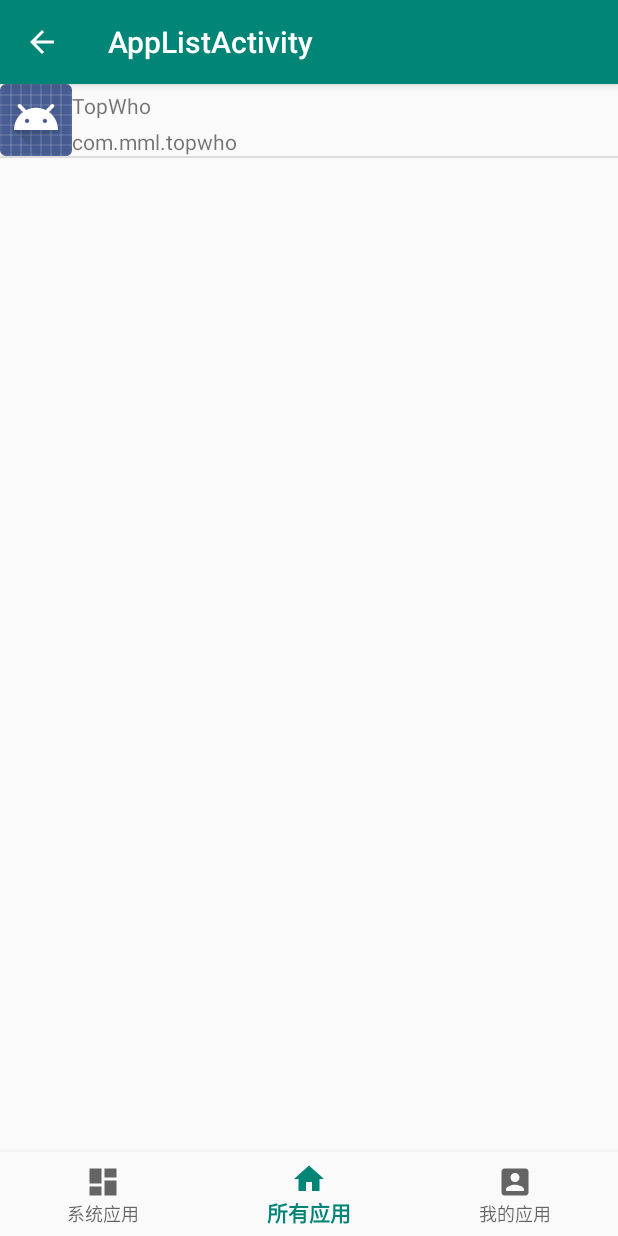
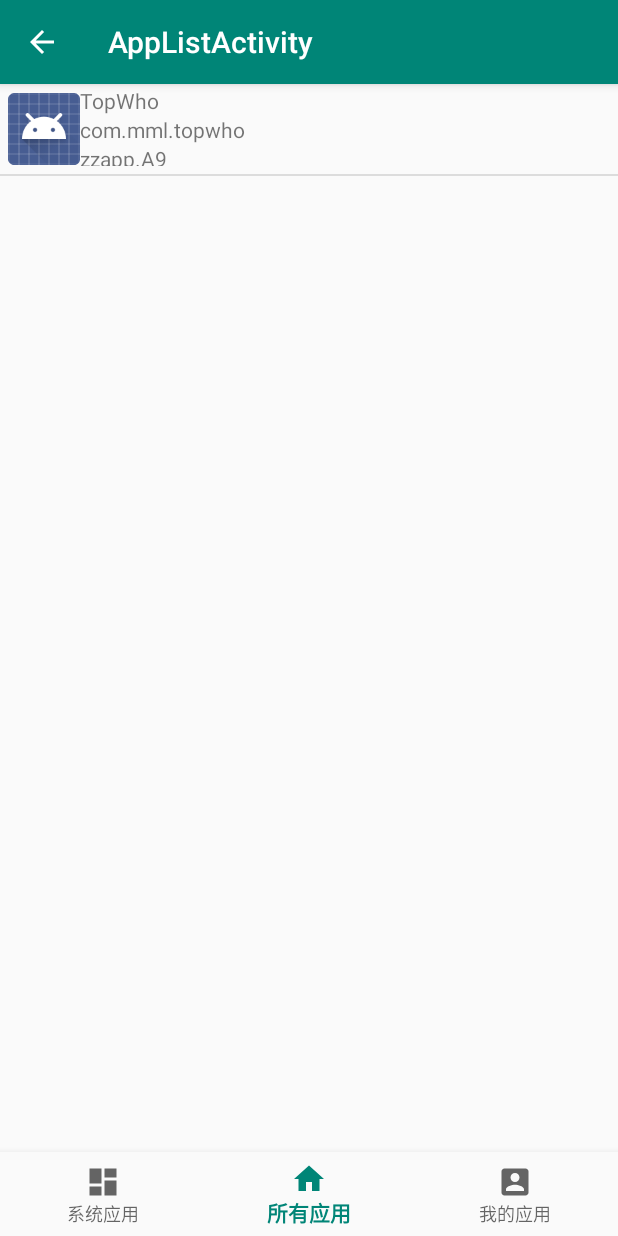
Before and after one commit to mamenglong/TopWho, an Android app: the AppListActivity screen opened directly, with no data from a screen before it, item 2 of the bottom bar chosen, on a phone screen of 412 x 824 dp. Run offline under Robolectric (Android 15) with nearby library versions, the phone set to English and light mode, and no system bars; libraries missing offline, so code that uses them is left out: com.jcodecraeer.xrecyclerview; plain views replace XRecyclerView; 5 statements that could not run were skipped.

Commit message:
feat:调整app列表排序方式

```diff
--- a/app/src/main/java/com/mml/topwho/AppListActivity.kt
+++ b/app/src/main/java/com/mml/topwho/AppListActivity.kt
@@ -71,11 +71,15 @@ class AppListActivity : AppCompatActivity() {
                 val appName = applicationInfo.loadLabel(packageManager).toString()
                 val packageName = packageName
                 val versionName = versionName
+                val className=applicationInfo.className
                 val versionCode = versionCode
                 val icon = it.applicationInfo.loadIcon(packageManager)
                 val flag = (applicationInfo.flags and ApplicationInfo.FLAG_SYSTEM) != 0
-                originDataList.add(AppInfo(appName, packageName, versionName, versionCode, icon, flag))
+                originDataList.add(AppInfo(appName, packageName, versionName,className,versionCode, icon, flag))
             }
+        }
+        originDataList.sortByDescending {
+            it.appName
         }
         dataUserList.addAll(originDataList.filter { !it.isSystemApp })
         dataSystemList.addAll(originDataList.filter { it.isSystemApp })
@@ -94,7 +98,6 @@ class AppListActivity : AppCompatActivity() {
                 dataList.clear()
                 dataList.apply {
                     addAll(originDataList)
-                    sortByDescending { it.appName }
                 }
                 showToast("共有${originDataList.size}个app")
             }
@@ -102,7 +105,6 @@ class AppListActivity : AppCompatActivity() {
                 dataList.clear()
                 dataList.apply{
                     addAll(dataUserList)
-                    sortByDescending { it.appName }
                 }
                     showToast("用户有${dataUserList.size}个app")
             }
@@ -110,7 +112,6 @@ class AppListActivity : AppCompatActivity() {
                 dataList.clear()
                 dataList.apply {
                     addAll(dataSystemList)
-                    sortByDescending { it.appName }
                 }
                 showToast("系统有${dataSystemList.size}个app")
             }
--- a/app/src/main/java/com/mml/topwho/adapter/RecyclerViewAdapter.kt
+++ b/app/src/main/java/com/mml/topwho/adapter/RecyclerViewAdapter.kt
@@ -32,6 +32,7 @@ class RecyclerViewAdapter(val data:List<AppInfo>): RecyclerView.Adapter<Recycler
             holder.itemView.app_name.text=appName
             holder.itemView.app_icon.setImageDrawable(appIcon)
             holder.itemView.app_package_name.text=packageName
+            holder.itemView.app_class_name.text=className
             versionName
         }
     }
--- a/app/src/main/java/com/mml/topwho/data/AppInfo.kt
+++ b/app/src/main/java/com/mml/topwho/data/AppInfo.kt
@@ -10,4 +10,12 @@ import android.graphics.drawable.Drawable
  * Package: com.mml.topwho.data
  * Project: TopWho
  */
-data class AppInfo(var appName:String?="",var packageName:String?="",var versionName:String?="",var versionCode:Int?=0,var appIcon:Drawable?=null ,var isSystemApp:Boolean=false)
+data class AppInfo(
+    var appName: String? = "",
+    var packageName: String? = "",
+    var versionName: String? = "",
+    var className:String?="",
+    var versionCode: Int? = 0,
+    var appIcon: Drawable? = null,
+    var isSystemApp: Boolean = false
+)
--- a/app/src/main/res/layout/item_recycler_view.xml
+++ b/app/src/main/res/layout/item_recycler_view.xml
@@ -1,9 +1,10 @@
 <?xml version="1.0" encoding="utf-8"?>
 <androidx.constraintlayout.widget.ConstraintLayout
         xmlns:android="http://schemas.android.com/apk/res/android"
+        xmlns:app="http://schemas.android.com/apk/res-auto"
         android:layout_width="match_parent"
-        android:layout_height="48dp"
-        xmlns:app="http://schemas.android.com/apk/res-auto"
+        android:layout_height="60dp"
+       android:padding="5dp"
 >
     <ImageView android:layout_width="48dp"
                app:layout_constraintStart_toStartOf="parent"
@@ -14,13 +15,23 @@
                android:layout_height="48dp"/>
     <TextView android:layout_width="wrap_content"
               android:id="@+id/app_name"
+              app:layout_constraintVertical_chainStyle="spread_inside"
               app:layout_constraintStart_toEndOf="@id/app_icon"
               app:layout_constraintTop_toTopOf="parent"
-             app:layout_constraintBottom_toTopOf="@id/app_package_name"
+              app:layout_constraintBottom_toTopOf="@id/app_package_name"
               android:layout_height="wrap_content"
               android:text="aaaaaaa"/>
     <TextView android:layout_width="wrap_content"
               android:id="@+id/app_package_name"
+              android:text="sssss"
+              app:layout_constraintTop_toBottomOf="@id/app_name"
+              app:layout_constraintStart_toStartOf="@id/app_name"
+              app:layout_constraintBottom_toTopOf="@id/app_class_name"
+              android:layout_height="wrap_content"/>
+    <TextView android:layout_width="wrap_content"
+              app:layout_constraintTop_toBottomOf="@id/app_package_name"
+              android:id="@+id/app_class_name"
+              android:text="ssssss"
               app:layout_constraintStart_toStartOf="@id/app_name"
               app:layout_constraintBottom_toBottomOf="parent"
               android:layout_height="wrap_content"/>
```
